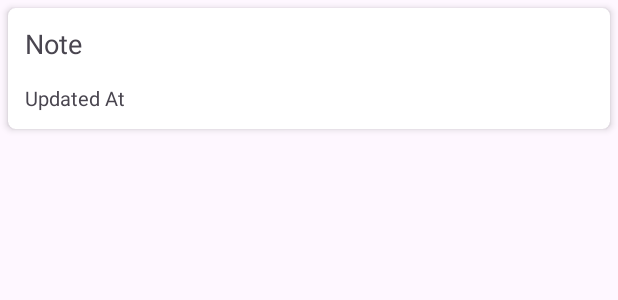
After one commit to khandyana-madhuri/AndroidDevelopment, an Android app: the layout note_item.xml on its own in the app's theme, with its tools: preview values and no code run, on a phone screen of 412 x 824 dp. The commit adds this screen. Shown: the top 300 px of the screen. Run offline under Robolectric (Android 15) with nearby library versions, the phone set to English and light mode, and no system bars.

Commit message:
Read Data

```diff
--- a/app/src/main/java/com/example/androiddevelopment/data/NotesViewModel.kt
+++ b/app/src/main/java/com/example/androiddevelopment/data/NotesViewModel.kt
@@ -8,7 +8,7 @@ import kotlinx.coroutines.Dispatchers
 import kotlinx.coroutines.launch
 
 class NotesViewModel(application: Application) : AndroidViewModel(application) {
-    private val readAllData : LiveData<List<Note>>
+    val readAllData : LiveData<List<Note>>
     private val repository: NotesRepository
 
     init {
--- /dev/null
+++ b/app/src/main/res/layout/note_item.xml
@@ -0,0 +1,53 @@
+<?xml version="1.0" encoding="utf-8"?>
+<androidx.cardview.widget.CardView
+    xmlns:android="http://schemas.android.com/apk/res/android"
+    xmlns:app="http://schemas.android.com/apk/res-auto"
+    android:layout_width="match_parent"
+    android:layout_height="wrap_content"
+    android:layout_margin="5dp"
+    app:cardCornerRadius="5dp"
+    app:cardElevation="3dp">
+
+    <RelativeLayout
+        android:layout_width="match_parent"
+        android:layout_height="wrap_content"
+        android:layout_margin="4dp">
+
+        <!--text view for displaying our note text-->
+        <TextView
+            android:id="@+id/noteTitle"
+            android:layout_width="match_parent"
+            android:layout_height="wrap_content"
+            android:layout_margin="3dp"
+            android:padding="4dp"
+            android:text="Note"
+            android:textSize="18sp" />
+
+        <!--text view for displaying our last updated text-->
+        <TextView
+            android:id="@+id/noteDesc"
+            android:layout_width="match_parent"
+            android:layout_height="wrap_content"
+            android:layout_below="@id/noteTitle"
+            android:layout_margin="3dp"
+            android:layout_toLeftOf="@id/idIVDelete"
+            android:padding="4dp"
+            android:text="Updated At"
+            android:textSize="13sp" />
+
+        <!--imageview for displaying delete icon-->
+        <!--<ImageView
+            android:id="@+id/idIVDelete"
+            android:layout_width="wrap_content"
+            android:layout_height="wrap_content"
+            android:layout_alignParentEnd="true"
+            android:layout_alignParentRight="true"
+            android:layout_centerVertical="true"
+            android:layout_margin="3dp"
+            android:padding="3dp"
+            android:src="@drawable/ic_delete"
+            app:tint="@color/white" />-->
+
+    </RelativeLayout>
+
+</androidx.cardview.widget.CardView>
```
Also changed, not shown: app/src/main/java/com/example/androiddevelopment/fragments/list/ListAdapter.kt (added, +40 -0 lines), app/src/main/java/com/example/androiddevelopment/fragments/list/ListFragment.kt (+18 -0 lines).
